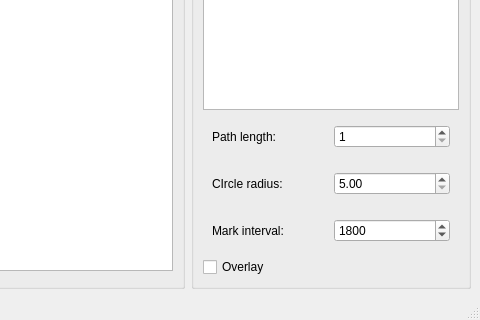
Qt form lib/python/ui/ui_main_window_base.ui (UMATracker/UMATracker-TrackingCorrector) before a commit; both pictures show x 422 to 902 and y 186 to 506 of the 902 by 506 pixel window.
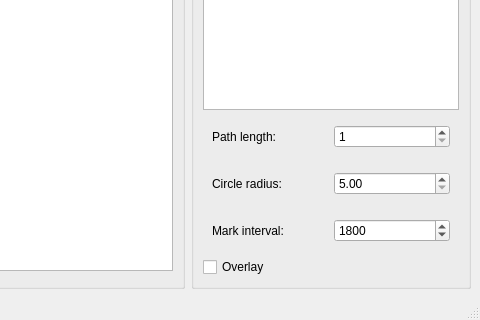
The same form after that commit. Custom widgets are drawn as their Qt base class.

Diff of the .ui file:
```diff
--- a/lib/python/ui/ui_main_window_base.ui
+++ b/lib/python/ui/ui_main_window_base.ui
@@ -96,7 +96,7 @@
           <item>
            <widget class="QLabel" name="label">
             <property name="text">
-             <string>CIrcle radius:</string>
+             <string>Circle radius:</string>
             </property>
            </widget>
           </item>
```
